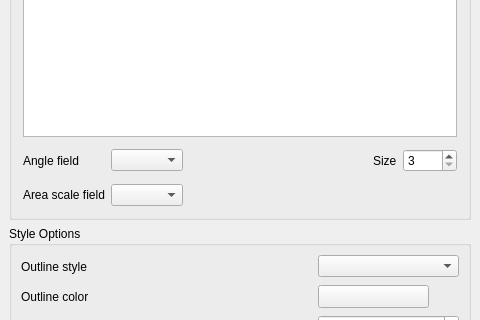
This is branches/renderer/src/ui/qgssinglesymboldialogbase.ui in stopa85/Quantum-GIS as Qt 5 draws it before an edit; both pictures show x 0 to 480 and y 145 to 465 of the 480 by 585 pixel window. The edited form follows.
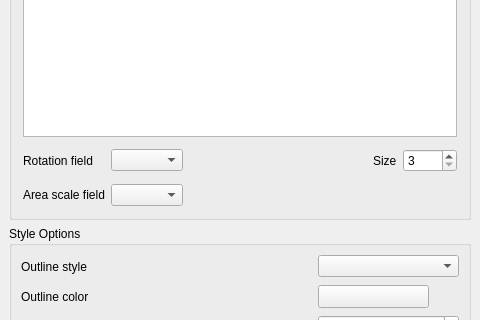
This is the edited form. Custom widgets are drawn as their Qt base class.

Commit message: Moved classification field storage to QgsSymbol, and added a rotation parameter to getSymbolAsImage(). Also changed from angle to rotation

Patch:
```diff
--- a/branches/renderer/src/ui/qgssinglesymboldialogbase.ui
+++ b/branches/renderer/src/ui/qgssinglesymboldialogbase.ui
@@ -359,7 +359,7 @@
       <item row="1" column="0" >
        <widget class="QLabel" name="textLabel1_3" >
         <property name="text" >
-         <string>Angle field</string>
+         <string>Rotation field</string>
         </property>
         <property name="buddy" >
          <cstring>mAngleClassificationComboBox</cstring>
```
Left out of the diff: 6 changed lines with no effect on the pictures. The commit also changes 5 other files.
